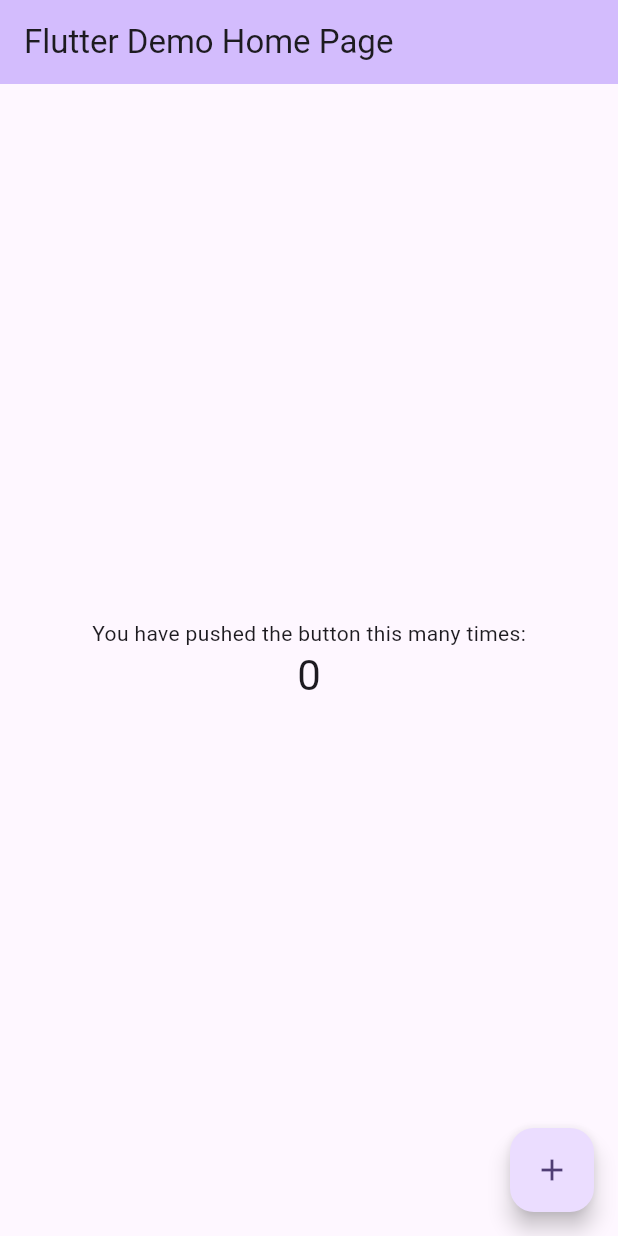
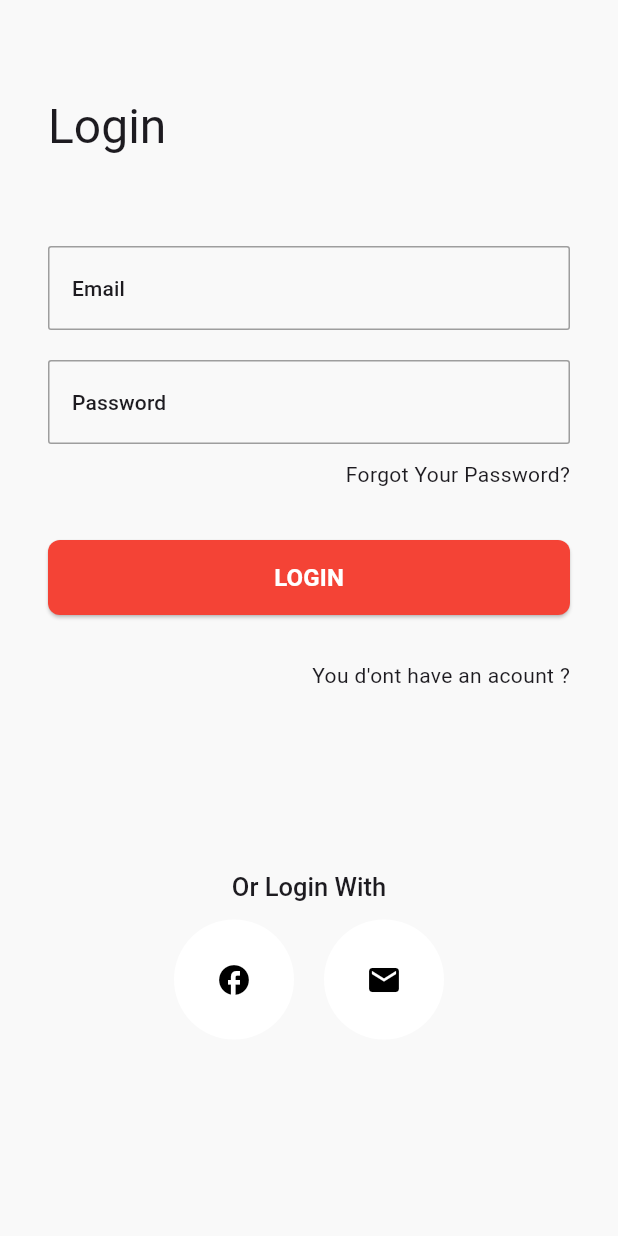
Before and after one commit to youcef-salem/takiro_store, a Flutter app: the screen it shows after launch, on a phone screen of 412 x 824 dp. Run offline on Flutter 3.47's test engine with Material 3 defaults, Android fonts, the phone set to English and light mode, and no system bars.

```diff
--- a/lib/main.dart
+++ b/lib/main.dart
@@ -1,4 +1,6 @@
 import 'package:flutter/material.dart';
+import 'package:takiro_store/utilities/router.dart';
+import 'package:takiro_store/utilities/routes.dart';
 
 void main() {
   runApp(const MyApp());
@@ -11,112 +13,29 @@ class MyApp extends StatelessWidget {
   @override
   Widget build(BuildContext context) {
     return MaterialApp(
-      title: 'Flutter Demo',
+      debugShowCheckedModeBanner: false,
+      title: 'Takiro ',
+
       theme: ThemeData(
-        // This is the theme of your application.
-        //
-        // TRY THIS: Try running your application with "flutter run". You'll see
-        // the application has a purple toolbar. Then, without quitting the app,
-        // try changing the seedColor in the colorScheme below to Colors.green
-        // and then invoke "hot reload" (save your changes or press the "hot
-        // reload" button in a Flutter-supported IDE, or press "r" if you used
-        // the command line to start the app).
-        //
-        // Notice that the counter didn't reset back to zero; the application
-        // state is not lost during the reload. To reset the state, use hot
-        // restart instead.
-        //
-        // This works for code too, not just values: Most code changes can be
-        // tested with just a hot reload.
-        colorScheme: ColorScheme.fromSeed(seedColor: Colors.deepPurple),
+
+        inputDecorationTheme: InputDecorationTheme(
+          labelStyle: Theme.of(context).textTheme.labelLarge,
+          focusedBorder: OutlineInputBorder(
+            borderRadius: BorderRadius.circular(2),
+            borderSide: BorderSide(color: Colors.grey),
+          ),
+          enabledBorder:   OutlineInputBorder(
+            borderRadius: BorderRadius.circular(2),
+            borderSide: BorderSide(color: Colors.grey),
+          ),
+        ),
+        primaryColor: Colors.red,
+        scaffoldBackgroundColor: Color(0xFFF9F9F9),
+
       ),
-      home: const MyHomePage(title: 'Flutter Demo Home Page'),
+
+      initialRoute: Routes.loginPage,
+      onGenerateRoute: ongenerateRoute,
     );
   }
 }
-
-class MyHomePage extends StatefulWidget {
-  const MyHomePage({super.key, required this.title});
-
-  // This widget is the home page of your application. It is stateful, meaning
-  // that it has a State object (defined below) that contains fields that affect
-  // how it looks.
-
-  // This class is the configuration for the state. It holds the values (in this
-  // case the title) provided by the parent (in this case the App widget) and
-  // used by the build method of the State. Fields in a Widget subclass are
-  // always marked "final".
-
-  final String title;
-
-  @override
-  State<MyHomePage> createState() => _MyHomePageState();
-}
-
-class _MyHomePageState extends State<MyHomePage> {
-  int _counter = 0;
-
-  void _incrementCounter() {
-    setState(() {
-      // This call to setState tells the Flutter framework that something has
-      // changed in this State, which causes it to rerun the build method below
-      // so that the display can reflect the updated values. If we changed
-      // _counter without calling setState(), then the build method would not be
-      // called again, and so nothing would appear to happen.
-      _counter++;
-    });
-  }
-
-  @override
-  Widget build(BuildContext context) {
-    // This method is rerun every time setState is called, for instance as done
-    // by the _incrementCounter method above.
-    //
-    // The Flutter framework has been optimized to make rerunning build methods
-    // fast, so that you can just rebuild anything that needs updating rather
-    // than having to individually change instances of widgets.
-    return Scaffold(
-      appBar: AppBar(
-        // TRY THIS: Try changing the color here to a specific color (to
-        // Colors.amber, perhaps?) and trigger a hot reload to see the AppBar
-        // change color while the other colors stay the same.
-        backgroundColor: Theme.of(context).colorScheme.inversePrimary,
-        // Here we take the value from the MyHomePage object that was created by
-        // the App.build method, and use it to set our appbar title.
-        title: Text(widget.title),
-      ),
-      body: Center(
-        // Center is a layout widget. It takes a single child and positions it
-        // in the middle of the parent.
-        child: Column(
-          // Column is also a layout widget. It takes a list of children and
-          // arranges them vertically. By default, it sizes itself to fit its
-          // children horizontally, and tries to be as tall as its parent.
-          //
-          // Column has various properties to control how it sizes itself and
-          // how it positions its children. Here we use mainAxisAlignment to
-          // center the children vertically; the main axis here is the vertical
-          // axis because Columns are vertical (the cross axis would be
-          // horizontal).
-          //
-          // TRY THIS: Invoke "debug painting" (choose the "Toggle Debug Paint"
-          // action in the IDE, or press "p" in the console), to see the
-          // wireframe for each widget.
-          mainAxisAlignment: MainAxisAlignment.center,
-          children: <Widget>[
-            const Text('You have pushed the button this many times:'),
-            Text(
-              '$_counter',
-              style: Theme.of(context).textTheme.headlineMedium,
-            ),
-          ],
-        ),
-      ),
-      floatingActionButton: FloatingActionButton(
-        onPressed: _incrementCounter,
-        tooltip: 'Increment',
-        child: const Icon(Icons.add),
-      ), // This trailing comma makes auto-formatting nicer for build methods.
-    );
-  }
-}
--- /dev/null
+++ b/lib/utilities/router.dart
@@ -0,0 +1,31 @@
+import 'package:flutter/material.dart';
+import 'package:takiro_store/utilities/routes.dart';
+import 'package:takiro_store/view/RegisterPage.dart';
+import 'package:takiro_store/view/landing_page.dart';
+import 'package:takiro_store/view/login.dart';
+
+Route<dynamic> ongenerateRoute(RouteSettings settings) {
+  switch (settings.name) {
+    case Routes.landingPage:
+      return MaterialPageRoute(
+        builder: (_) => LandingPage(),
+      ); // Replace with your home widget
+    case Routes.loginPage:
+      return MaterialPageRoute(builder: (_) => Login());
+      case Routes.registerPage:
+      return MaterialPageRoute(
+        builder: (_) =>  Registerpage(), // Replace with your register widget
+      );
+    // Add more routes here as needed
+    default:
+      return MaterialPageRoute(
+        builder:
+            (_) => Scaffold(
+              appBar: AppBar(title: Text('Unknown Route')),
+              body: Center(
+                child: Text('No route defined for ${settings.name}'),
+              ),
+            ),
+      );
+  }
+}
--- /dev/null
+++ b/lib/utilities/routes.dart
@@ -0,0 +1,10 @@
+class Routes {
+static const String  landingPage = '/LandingPage';
+static const   loginPage = '/login';
+static const  registerPage = '/register';
+static const  homePage = '/home';
+
+
+
+
+}
--- /dev/null
+++ b/lib/view/RegisterPage.dart
@@ -0,0 +1,15 @@
+import 'package:flutter/material.dart';
+
+class Registerpage extends StatefulWidget {
+  const Registerpage({super.key});
+
+  @override
+  State<Registerpage> createState() => _RegisterpageState();
+}
+
+class _RegisterpageState extends State<Registerpage> {
+  @override
+  Widget build(BuildContext context) {
+    return const Placeholder();
+  }
+}
--- /dev/null
+++ b/lib/view/landing_page.dart
@@ -0,0 +1,18 @@
+import 'package:flutter/material.dart';
+
+class LandingPage extends StatefulWidget {
+  const LandingPage({super.key});
+
+  @override
+  State<LandingPage> createState() => _LandingPageState();
+}
+
+class _LandingPageState extends State<LandingPage> {
+  @override
+  Widget build(BuildContext context) {
+    return Scaffold(
+
+
+    );
+  }
+}
--- /dev/null
+++ b/lib/view/login.dart
@@ -0,0 +1,134 @@
+import 'package:flutter/material.dart';
+import 'package:flutter/services.dart';
+import 'package:takiro_store/widgets/mainbutton.dart';
+
+class Login extends StatefulWidget {
+  const Login({super.key});
+
+  @override
+  State<Login> createState() => _LoginState();
+}
+
+class _LoginState extends State<Login> {
+  @override
+  Widget build(BuildContext context) {
+    final _formKey = GlobalKey<FormState>();
+    final email_controler = TextEditingController();
+    final password_conteroler = TextEditingController();
+
+    return Scaffold(
+      body: SafeArea(
+        child: SingleChildScrollView(
+          child: Padding(
+            padding: const EdgeInsets.symmetric(horizontal: 32, vertical: 24),
+            child: Form(
+              key: _formKey,
+              child: Column(
+                crossAxisAlignment: CrossAxisAlignment.start,
+
+                children: [
+                  SizedBox(height: 40),
+                  Text(
+                    "Login",
+                    style: Theme.of(context).textTheme.headlineLarge,
+                  ),
+                  const SizedBox(height: 60),
+                  TextFormField(
+                    validator: (value) {
+                      if (value == null || value.isEmpty) {
+                        return 'Email cannot be empty';
+                      }
+                      return null;
+                    },
+                    controller: email_controler,
+                    decoration: InputDecoration(
+                      labelText: "Email",
+                      hintText: "enter your Email ",
+                    ),
+                  ),
+                const  SizedBox(height: 20),
+                  TextFormField(
+                    controller: password_conteroler,
+                    decoration: InputDecoration(
+                      labelText: "Password",
+                      hintText: "enter your Password  ",
+                    ),
+                  ),
+
+                  Align(
+                    alignment: Alignment.topRight,
+                    child: Padding(
+                      padding: const EdgeInsets.only(top: 10),
+                      child: InkWell(
+                        child: const Text("Forgot Your Password?"),
+                      ),
+                    ),
+                  ),
+                  Padding(
+                    padding: const EdgeInsets.only(top: 34),
+                    child: Mainbutton(txt: "LOGIN", onPressed: () => {}),
+                  ),
+                 const SizedBox(height: 20),
+                const  Align(
+                    alignment: Alignment.topRight,
+                    child: Padding(
+                      padding: const EdgeInsets.only(top: 10),
+                      child: InkWell(
+
+                        child: const Text('You d\'ont have an acount ?'),
+                      ),
+                    ),
+                  ),
+                  SizedBox(height: 120),
+                  Align(
+                    alignment: Alignment.center,
+                    child: Text(
+                      "Or Login With",
+                      style: Theme.of(context).textTheme.headlineSmall!
+                          .copyWith(fontWeight: FontWeight.w500, fontSize: 17),
+                    ),
+                  ),
+                  const SizedBox(height: 10),
+                  Row(
+                    mainAxisAlignment: MainAxisAlignment.center,
+                    children: [
+                      Container(
+                        width: 80,
+                        height: 80,
+                        decoration: BoxDecoration(
+                          color: Colors.white,
+                          borderRadius: BorderRadius.circular(45),
+                        ),
+                        child: IconButton(
+                          icon: const Icon(Icons.facebook, color: Colors.black),
+                          onPressed: () {
+                            // Handle Facebook login
+                          },
+                        ),
+                      ),
+                      const SizedBox(width: 20),
+                      Container(
+                        width: 80,
+                        height: 80,
+                        decoration: BoxDecoration(
+                          color: Colors.white,
+                          borderRadius: BorderRadius.circular(45),
+                        ),
+                        child: IconButton(
+                          icon: const Icon(Icons.email, color: Colors.black),
+                          onPressed: () {
+                            // Handle Google login
+                          },
+                        ),
+                      ),
+                    ],
+                  ),
+                ],
+              ),
+            ),
+          ),
+        ),
+      ),
+    );
+  }
+}
--- /dev/null
+++ b/lib/widgets/mainbutton.dart
@@ -0,0 +1,32 @@
+import 'package:flutter/material.dart';
+
+class Mainbutton extends StatelessWidget {
+  final String txt;
+  final VoidCallback? onPressed;
+
+  const Mainbutton({super.key, required this.txt, required this.onPressed});
+
+  @override
+  Widget build(BuildContext context) {
+    return SizedBox(
+      width: double.infinity,
+      height: 50,
+      child: ElevatedButton(
+        style: ElevatedButton.styleFrom(
+
+          backgroundColor: Theme.of(context).primaryColor,
+          foregroundColor: Colors.white,
+          shape: RoundedRectangleBorder(
+            borderRadius: BorderRadius.circular(8),
+          ),
+        ),
+        onPressed: onPressed,
+        child: Text(txt, style: Theme.of(context).textTheme.labelLarge?.copyWith(
+          fontSize: 16,
+          color: Colors.white,
+          fontWeight: FontWeight.w600,
+        )),
+      ),
+    );
+  }
+}
```
Also changed, not shown: pubspec.yaml (+5 -58 lines).
